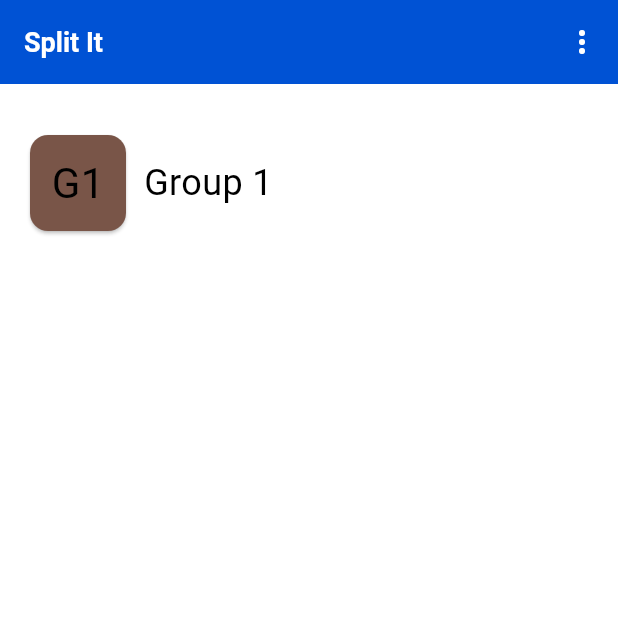
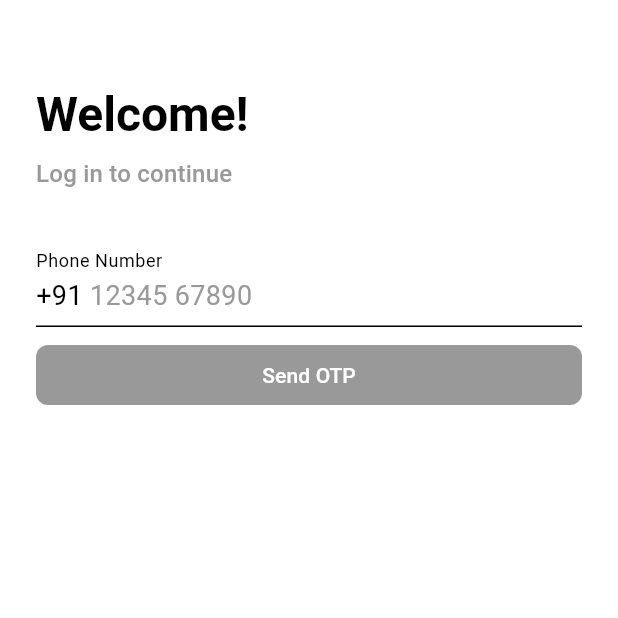
Before and after one commit to Hrithik-3961/SplitIt, a Flutter app: the screen it shows after launch, on a phone screen of 412 x 824 dp, the top half of it. Run offline on Flutter 3.47's test engine with Material 3 defaults, Android fonts, the phone set to English and light mode, and no system bars; our stand-ins replace firebase_core, flutter_expandable_fab, flutter_multi_formatter, get, pinput; missing offline and left inert: auto_size_text_field; accounts and stored records are empty; generated files the repository leaves out were written again.

Commit message:
added login page

```diff
--- a/lib/components/amount_text_field.dart
+++ b/lib/components/amount_text_field.dart
@@ -1,7 +1,6 @@
 import 'package:auto_size_text_field/auto_size_text_field.dart';
 import 'package:flutter/material.dart';
 import 'package:flutter_multi_formatter/formatters/currency_input_formatter.dart';
-import 'package:get/get.dart';
 import 'package:splitit/constants/strings.dart';
 import 'package:splitit/constants/styles.dart';
 import 'package:splitit/utils/expense_validator.dart';
--- a/lib/components/form_button.dart
+++ b/lib/components/form_button.dart
@@ -1,12 +1,18 @@
 import 'package:flutter/material.dart';
+import 'package:get/get.dart';
 
 import '../constants/values.dart';
 
 class FormButton extends StatelessWidget {
   final VoidCallback onPressed;
   final String text;
+  final bool? enabled;
 
-  const FormButton({super.key, required this.onPressed, required this.text});
+  const FormButton(
+      {super.key,
+      required this.onPressed,
+      required this.text,
+      this.enabled = true});
 
   @override
   Widget build(BuildContext context) {
@@ -16,6 +22,11 @@ class FormButton extends StatelessWidget {
         width: double.infinity,
         child: TextButton(
             onPressed: onPressed,
+            style: TextButton.styleFrom(
+              backgroundColor: enabled == true
+                  ? Get.theme.primaryColor
+                  : Get.theme.disabledColor,
+            ),
             child: Text(text)),
       ),
     );
--- a/lib/constants/strings.dart
+++ b/lib/constants/strings.dart
@@ -1,5 +1,18 @@
 class Strings {
   static const String appName = "Split It";
+
+  static const String welcome = "Welcome!";
+  static const String login = "Login";
+  static const String otp = "OTP";
+  static const String loginMsg = "Log in to continue";
+  static const String sendOtp = "Send OTP";
+  static const String phoneNumber = "Phone Number";
+  static const String phoneNumberPrefix = "+91 ";
+  static const String phoneNumberHint = "12345 67890";
+  static const String otpText = "Enter the code sent to the number";
+  static const String editNumberMsg = "Incorrect number. Edit the number?";
+  static const String yes = "Yes";
+  static const String cancel = "Cancel";
 
   static const String noGroupsMsg = "No groups found.\nPlease a join a group to continue";
   static const String createAGroup = "Create a group";
--- a/lib/constants/styles.dart
+++ b/lib/constants/styles.dart
@@ -7,6 +7,27 @@ import 'package:splitit/constants/values.dart';
 import 'package:splitit/utils/base_util.dart';
 
 class Styles {
+  static get phoneNumberInputDecoration => InputDecoration(
+        floatingLabelBehavior: FloatingLabelBehavior.always,
+        labelText: Strings.phoneNumber,
+        prefixText: Strings.phoneNumberPrefix,
+        prefixStyle: Get.textTheme.bodyMedium,
+        hintText: Strings.phoneNumberHint,
+        hintStyle: Get.textTheme.bodyMedium?.copyWith(
+          color: Get.theme.hintColor,
+        ),
+      );
+
+  static get phoneNumberInputFormatters => [
+        FilteringTextInputFormatter.digitsOnly,
+        LengthLimitingTextInputFormatter(Values.phoneNumberLength),
+      ];
+
+  static get otpInputFormatters => [
+    FilteringTextInputFormatter.digitsOnly,
+    LengthLimitingTextInputFormatter(Values.otpLength),
+  ];
+
   static get expenseTitleDecoration => InputDecoration(
       isDense: true,
       filled: true,
@@ -19,9 +40,8 @@ class Styles {
 
   static get defaultTextInputStyle => Get.textTheme.bodyMedium;
 
-  static get disabledTextStyle => defaultTextInputStyle.copyWith(
-    color: Get.theme.disabledColor
-  );
+  static get disabledTextStyle =>
+      defaultTextInputStyle.copyWith(color: Get.theme.disabledColor);
 
   static get paidByBottomSheetDecoration => BoxDecoration(
         color: Get.theme.colorScheme.surface,
--- a/lib/constants/values.dart
+++ b/lib/constants/values.dart
@@ -1,6 +1,10 @@
 import 'package:flutter/material.dart';
 
 class Values {
+
+  static const int phoneNumberLength = 10;
+  static const int otpLength = 6;
+
   static const double groupIconSize = 64;
 
   static const double groupsIconFontSize = 28;
@@ -9,9 +13,12 @@ class Values {
   static const double defaultTextSize = 18;
   static const double largeTextSize = 56;
 
+  static const Duration defaultAnimationDuration = Duration(milliseconds: 400);
+
   static const EdgeInsets defaultMargin = EdgeInsets.symmetric(horizontal: 16.0);
   static const EdgeInsets defaultPadding = EdgeInsets.all(20.0);
   static const EdgeInsets defaultPaddingSmall = EdgeInsets.all(8.0);
+  static const EdgeInsets loginPagePadding = EdgeInsets.symmetric(horizontal: 24.0, vertical: 56.0);
   static const EdgeInsets bottomPadding = EdgeInsets.only(bottom: 20.0);
   static const EdgeInsets defaultListPadding = EdgeInsets.only(top: 22.0, left: 16.0, right: 16.0);
   static const EdgeInsets groupsTilePadding = EdgeInsets.symmetric(vertical: 8.0);
--- /dev/null
+++ b/lib/controllers/login_controller.dart
@@ -0,0 +1,104 @@
+import 'package:flutter/material.dart';
+import 'package:get/get.dart';
+import 'package:splitit/components/edit_phone_number_dialog.dart';
+import 'package:splitit/constants/strings.dart';
+import 'package:splitit/constants/values.dart';
+import 'package:splitit/services/login_service.dart';
+
+class LoginController extends GetxController {
+  late final LoginService _loginService;
+
+  get formKey => _formKey;
+
+  get phoneController => _phoneController;
+
+  get otpController => _otpController;
+
+  get phoneKey => _phoneKey;
+
+  get otpKey => _otpKey;
+
+  final _formKey = GlobalKey<FormState>();
+  final _phoneController = TextEditingController();
+  final _otpController = TextEditingController();
+  final _phoneKey = const ValueKey(Strings.phoneNumber);
+  final _otpKey = const ValueKey(Strings.otp);
+
+  final isEnableSendOtp = false.obs;
+  final isEnableLogin = false.obs;
+  final isLoading = false.obs;
+  final otpSent = false.obs;
+
+  @override
+  void onInit() {
+    super.onInit();
+    _loginService = Get.put(LoginService());
+    _phoneController.addListener(() {
+      isEnableSendOtp.value =
+          _phoneController.text.length == Values.phoneNumberLength;
+    });
+    _otpController.addListener(() {
+      isEnableLogin.value = _otpController.text.length == Values.otpLength;
+    });
+  }
+
+  Future<void> sendOtp() async {
+    if (_phoneController.text.length != Values.phoneNumberLength) {
+      Get.snackbar('Error', 'Please enter a valid 10-digit phone number');
+      return;
+    }
+    isLoading.value = true;
+    await _loginService.sendOtp(_phoneController.text);
+    isLoading.value = false;
+    otpSent.value = true;
+    Get.snackbar('Success', 'OTP sent to ${_phoneController.text}');
+  }
+
+  void editNumber() async {
+    final result = await Get.dialog(
+      EditPhoneNumberDialog(
+        text:
+            "${Strings.editNumberMsg}\n${Strings.phoneNumberPrefix}${_phoneController.text} ?",
+        onPositiveBtnPressed: () {
+          Get.back(result: true);
+        },
+      ),
+    );
+    if (result != null) {
+      otpSent.value = false;
+    }
+  }
+
+  Future<void> login() async {
+    if (_otpController.text.length < 4) {
+      Get.snackbar('Error', 'Please enter a valid OTP');
+      return;
+    }
+    isLoading.value = true;
+    final success = await _loginService.verifyOtp(
+      _phoneController.text,
+      _otpController.text,
+    );
+    isLoading.value = false;
+
+    if (success) {
+      Get.snackbar('Success', 'Login successful!');
+    } else {
+      Get.snackbar('Error', 'Invalid OTP. Please try again.');
+    }
+  }
+
+  @override
+  void onClose() {
+    _phoneController.dispose();
+    _otpController.dispose();
+    super.onClose();
+  }
+}
+
+class LoginBinding extends Bindings {
+  @override
+  void dependencies() {
+    Get.lazyPut(() => LoginController());
+  }
+}
--- a/lib/main.dart
+++ b/lib/main.dart
@@ -5,6 +5,8 @@ import 'package:splitit/constants/strings.dart';
 import 'package:splitit/constants/themes.dart';
 import 'package:splitit/controllers/add_expense_controller.dart';
 import 'package:splitit/controllers/all_groups_controller.dart';
+import 'package:splitit/controllers/login_controller.dart';
+import 'package:splitit/pages/login_page.dart';
 import 'controllers/record_payment_controller.dart';
 import 'package:splitit/pages/add_expense_page.dart';
 import 'package:splitit/pages/all_groups_page.dart';
@@ -34,8 +36,9 @@ class MyApp extends StatelessWidget {
       themeMode: ThemeMode.system,
       theme: AppTheme.lightTheme,
       darkTheme: AppTheme.darkTheme,
-      initialRoute: AllGroupsPage.route,
+      initialRoute: LoginPage.route,
       getPages: [
+        GetPage(name: LoginPage.route, page: () => const LoginPage(), binding: LoginBinding()),
         GetPage(name: AllGroupsPage.route, page: () => const AllGroupsPage(), binding: HomeBinding()),
         GetPage(name: GroupOverviewPage.route, page: () => const GroupOverviewPage(), binding: GroupOverviewBinding()),
         GetPage(name: AddExpensePage.route, page: () => const AddExpensePage(), binding: AddExpenseBinding()),
--- /dev/null
+++ b/lib/pages/login_page.dart
@@ -0,0 +1,128 @@
+import 'package:flutter/material.dart';
+import 'package:get/get.dart';
+import 'package:pinput/pinput.dart';
+import 'package:splitit/constants/strings.dart';
+import 'package:splitit/constants/styles.dart';
+
+import '../components/form_button.dart';
+import '../constants/values.dart';
+import '../controllers/login_controller.dart';
+
+class LoginPage extends GetView<LoginController> {
+  const LoginPage({super.key});
+
+  static const String route = "/login";
+
+  @override
+  Widget build(BuildContext context) {
+    return GestureDetector(
+      onTap: () {
+        FocusScope.of(context).unfocus();
+      },
+      child: Scaffold(
+        body: SafeArea(
+          child: Padding(
+            padding: Values.loginPagePadding,
+            child: Form(
+              key: controller.formKey,
+              child: Column(
+                crossAxisAlignment: CrossAxisAlignment.start,
+                children: [
+                  Text(
+                    Strings.welcome,
+                    style: Get.textTheme.headlineLarge?.copyWith(
+                      fontWeight: FontWeight.bold,
+                    ),
+                  ),
+                  const SizedBox(height: Values.defaultHorizontalGap),
+                  Text(
+                    Strings.loginMsg,
+                    style: Get.textTheme.titleMedium?.copyWith(
+                      color: Get.theme.hintColor,
+                    ),
+                  ),
+                  const SizedBox(height: 2 * Values.defaultVerticalGap),
+                  Obx(
+                    () => AnimatedSwitcher(
+                      duration: Values.defaultAnimationDuration,
+                      switchInCurve: Curves.easeIn,
+                      switchOutCurve: Curves.easeInBack,
+                      transitionBuilder: (child, animation) {
+                        return FadeTransition(opacity: animation, child: child);
+                      },
+                      child: !controller.otpSent.value
+                          ? Column(
+                              key: controller.phoneKey,
+                              children: [
+                                TextFormField(
+                                  controller: controller.phoneController,
+                                  decoration: Styles.phoneNumberInputDecoration,
+                                  inputFormatters:
+                                      Styles.phoneNumberInputFormatters,
+                                  keyboardType: TextInputType.phone,
+                                ),
+                                const SizedBox(
+                                    height: Values.defaultHorizontalGap),
+                                FormButton(
+                                  onPressed: controller.sendOtp,
+                                  text: Strings.sendOtp,
+                                  enabled: controller.isEnableSendOtp.value,
+                                ),
+                              ],
+                            )
+                          : Column(
+                              key: controller.otpKey,
+                              crossAxisAlignment: CrossAxisAlignment.start,
+                              children: [
+                                Text(
+                                  Strings.otpText,
+                                  style: Get.textTheme.titleMedium,
+                                ),
+                                const SizedBox(
+                                    height: Values.defaultHorizontalGap),
+                                Row(
+                                  children: [
+                                    Text(
+                                      "${Strings.phoneNumberPrefix}${controller.phoneController.text}",
+                                      style: Get.textTheme.titleMedium
+                                          ?.copyWith(
+                                              color: Get.theme.hintColor),
+                                    ),
+                                    IconButton(visualDensity: VisualDensity.compact,
+                                      onPressed: controller.editNumber,
+                                      icon: const Icon(
+                                        Icons.edit,
+                                        size: Values.defaultTextSize,
+                                      ),
+                                    )
+                                  ],
+                                ),
+                                const SizedBox(
+                                    height: Values.defaultHorizontalGap),
+                                Pinput(
+                                  controller: controller.otpController,
+                                  length: Values.otpLength,
+                                  keyboardType: TextInputType.number,
+                                  inputFormatters: Styles.otpInputFormatters,
+                                ),
+                                const SizedBox(
+                                    height: Values.defaultVerticalGap),
+                                FormButton(
+                                  onPressed: controller.login,
+                                  text: Strings.login,
+                                  enabled: controller.isEnableLogin.value,
+                                ),
+                              ],
+                            ),
+                    ),
+                  ),
+                  const Spacer(),
+                ],
+              ),
+            ),
+          ),
+        ),
+      ),
+    );
+  }
+}
--- /dev/null
+++ b/lib/services/login_service.dart
@@ -0,0 +1,22 @@
+import 'dart:developer';
+
+class LoginService {
+  LoginService();
+
+  Future<void> sendOtp(String phoneNumber) async {
+    // In a real app, this would involve a backend service to send an OTP.
+    // For now, we'll just simulate a delay.
+    log('Sending OTP to $phoneNumber');
+    await Future.delayed(const Duration(seconds: 2));
+    log('OTP sent!');
+  }
+
+  Future<bool> verifyOtp(String phoneNumber, String otp) async {
+    // In a real app, this would involve a backend service to verify the OTP.
+    // For now, we'll just simulate a delay and a successful verification.
+    log('Verifying OTP $otp for $phoneNumber');
+    await Future.delayed(const Duration(seconds: 2));
+    log('OTP verified!');
+    return true;
+  }
+}
--- a/pubspec.yaml
+++ b/pubspec.yaml
@@ -42,6 +42,7 @@ dependencies:
   firebase_core: ^4.4.0
   firebase_auth: ^6.1.4
   cloud_firestore: ^6.1.2
+  pinput: ^6.0.1
 
 dev_dependencies:
   flutter_test:
```
Also changed, not shown: lib/components/edit_phone_number_dialog.dart (added, +33 -0 lines), pubspec.lock.
